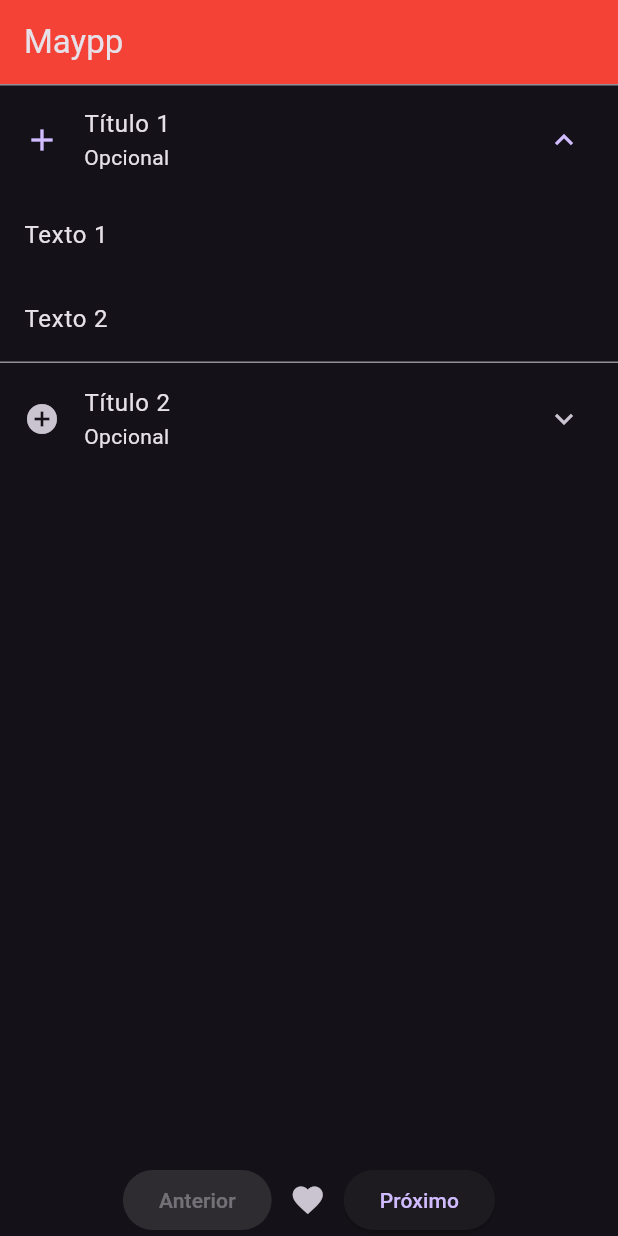
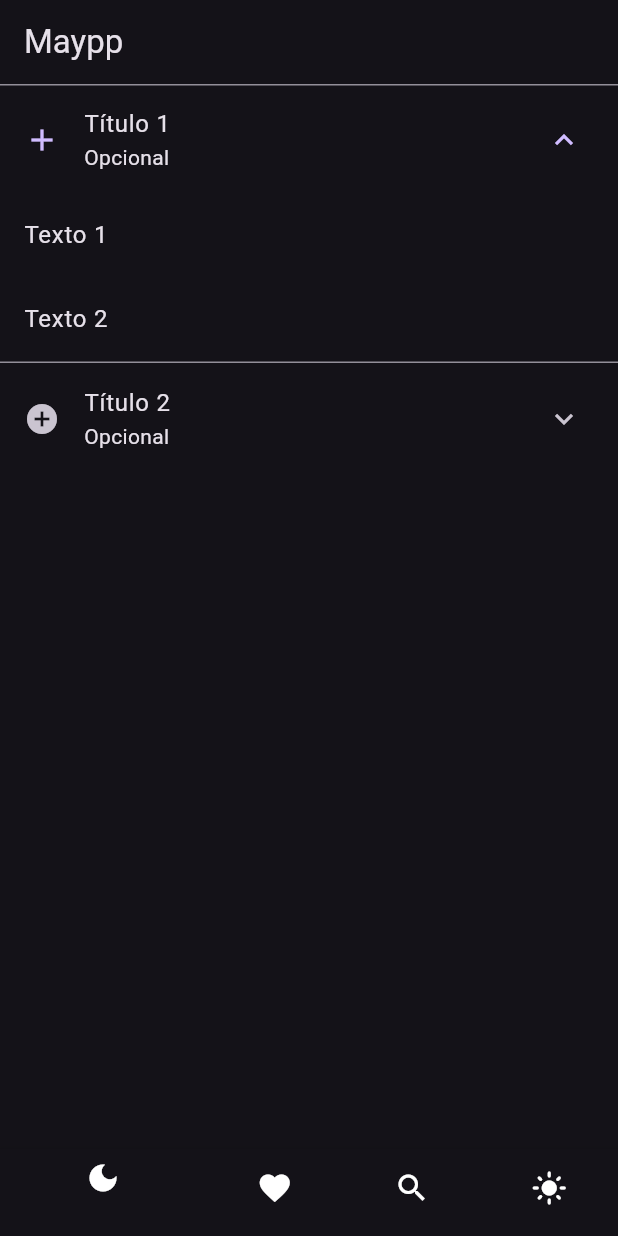
Before and after one commit to oguiaraujo/Maypp, a Flutter app: the screen it shows after launch, after a tap on "Título 1", on a phone screen of 412 x 824 dp. Run offline on Flutter 3.47's test engine with Material 3 defaults, Android fonts, the phone set to English and light mode, and no system bars; Roboto replaces fonts that are missing (Ubuntu).

Commit message:
Maypp v2.0

```diff
--- a/lib/main.dart
+++ b/lib/main.dart
@@ -1,15 +1,31 @@
 import 'package:flutter/material.dart';
 
-void main() {
-  MaterialApp app = MaterialApp(
-    theme: ThemeData(
-      brightness: Brightness.dark,
-      primarySwatch: Colors.red,
-      fontFamily: 'Ubuntu',
+class Maypp extends StatelessWidget {
+  Maypp();
+
+  @override
+  Widget build(BuildContext context) {
+    return MaterialApp(
+      theme: ThemeData(brightness: Brightness.dark,  fontFamily: 'Ubuntu'),
+      home: Scaffold(
+        appBar: MayppBar(),
+        body: MayppBody(),
+        bottomNavigationBar: MayppBottonNavBar(),
       ),
-    home: Scaffold(
-      appBar: AppBar(title: Text("Maypp"), backgroundColor: Colors.red),
-      body: ListView(
+    );
+  }
+}
+
+class MayppBar extends AppBar {
+  MayppBar() : super(title: Text("Maypp"));
+}
+
+class MayppBody extends StatelessWidget {
+  MayppBody();
+
+  @override
+  Widget build(BuildContext context) {
+    return ListView(
       children: [
         ExpansionTile(
           title: Text('Título 1'),
@@ -30,16 +46,33 @@ void main() {
           ],
         ),
       ],
-      ),
-      bottomNavigationBar: Row(
-        mainAxisAlignment: MainAxisAlignment.center,
-        children: [
-          ElevatedButton(onPressed: null, child: Text("Anterior")),
-          IconButton(onPressed: () {}, icon: Icon(Icons.favorite)),
-          ElevatedButton(onPressed: () {}, child: Text("Próximo")),
-        ],
-      ),
-    ),
     );
+  }
+}
+
+class MayppBottonNavBar extends StatelessWidget {
+  MayppBottonNavBar();
+
+  void buttonTouched(int index) {
+    print("Button Touched");
+  }
+
+  @override
+  Widget build(BuildContext context) {
+    List<IconData> iconlist = [Icons.dark_mode, Icons.favorite, Icons.search, Icons.light_mode];
+    return BottomNavigationBar(
+      onTap: buttonTouched,
+      items:
+          iconlist
+              .map(
+                (icon) => BottomNavigationBarItem(icon: Icon(icon, color: Colors.white), label: ''),
+              )
+              .toList(),
+    );
+  }
+}
+
+void main() {
+  Maypp app = Maypp();
   runApp(app);
 }
```
Also changed, not shown: 2 other files. Lines whose indentation alone changed are shown as unchanged.
